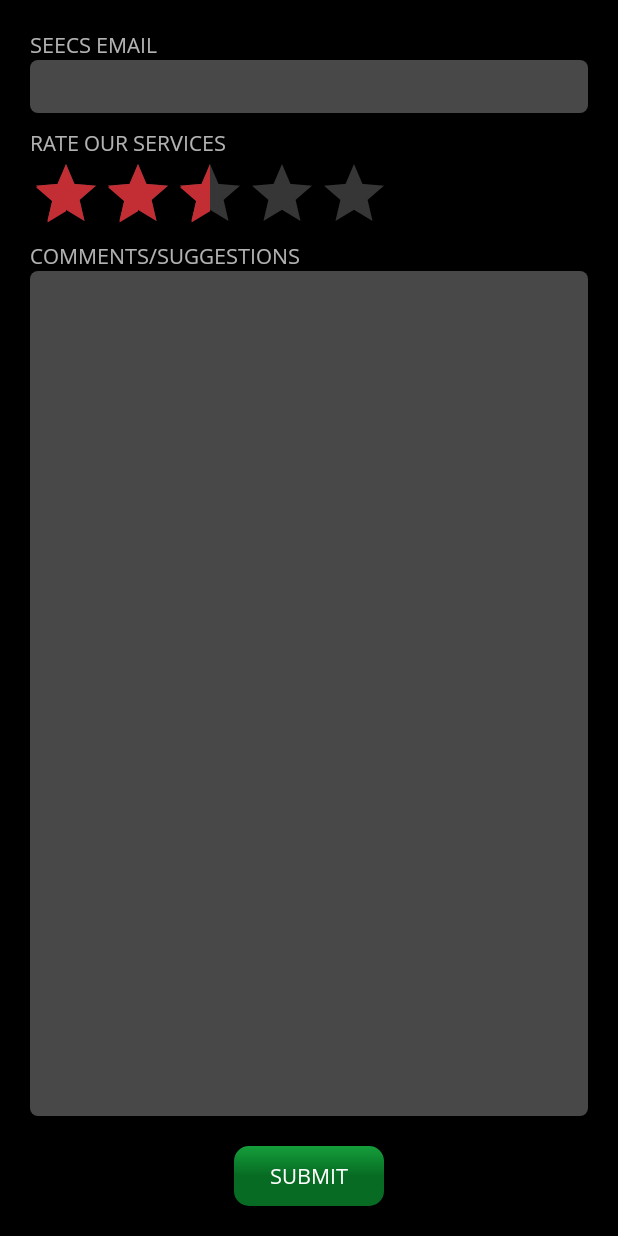
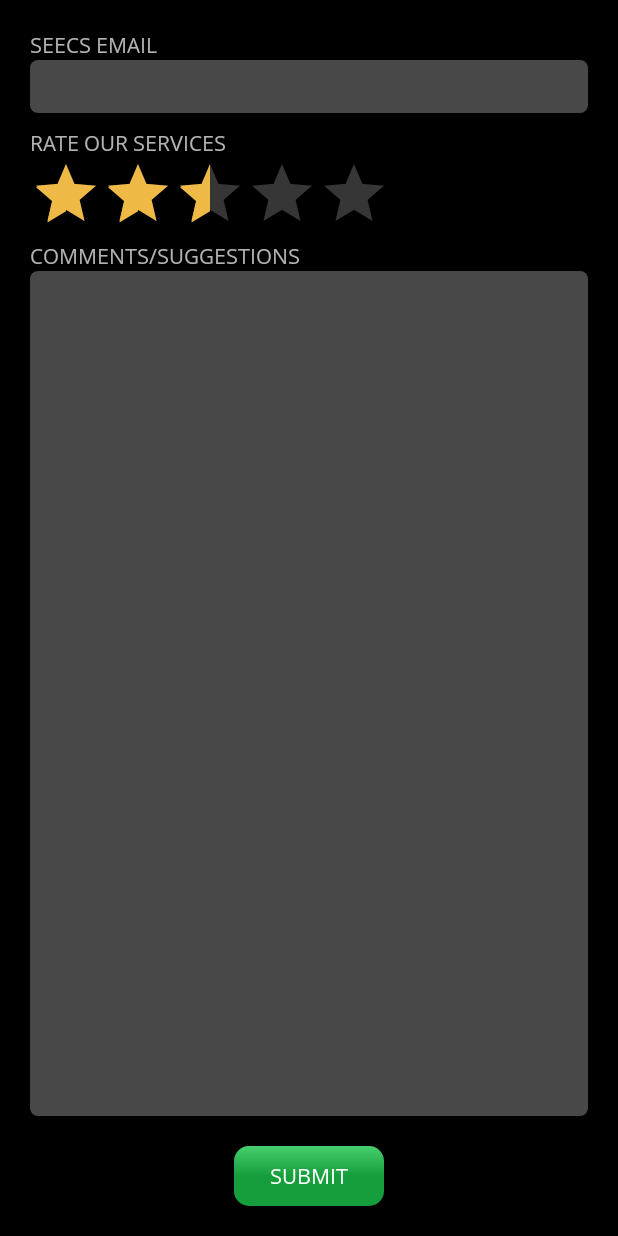
Before and after one commit to AspiraSoft/active-academy-portal, an Android app: the FeedbackActivity screen opened directly, with no data from a screen before it, on a phone screen of 412 x 824 dp. Run offline under Robolectric (Android 15) with nearby library versions, the phone set to English and light mode, and no system bars.

Commit message:
Updated theme colors

```diff
--- a/app/src/main/res/values/colors.xml
+++ b/app/src/main/res/values/colors.xml
@@ -1,8 +1,8 @@
 <?xml version="1.0" encoding="utf-8"?>
 <resources>
-    <color name="colorPrimary">#159E3B</color>
-    <color name="colorPrimaryDark">#076b23</color>
-    <color name="colorAccent">#C32E35</color>
+    <color name="colorPrimary">#46cf6c</color>
+    <color name="colorPrimaryDark">#159E3B</color>
+    <color name="colorAccent">#efb945</color>
 
     <color name="semiWhite">#8FFF</color>
     <color name="semiGray">#8888</color>
```
